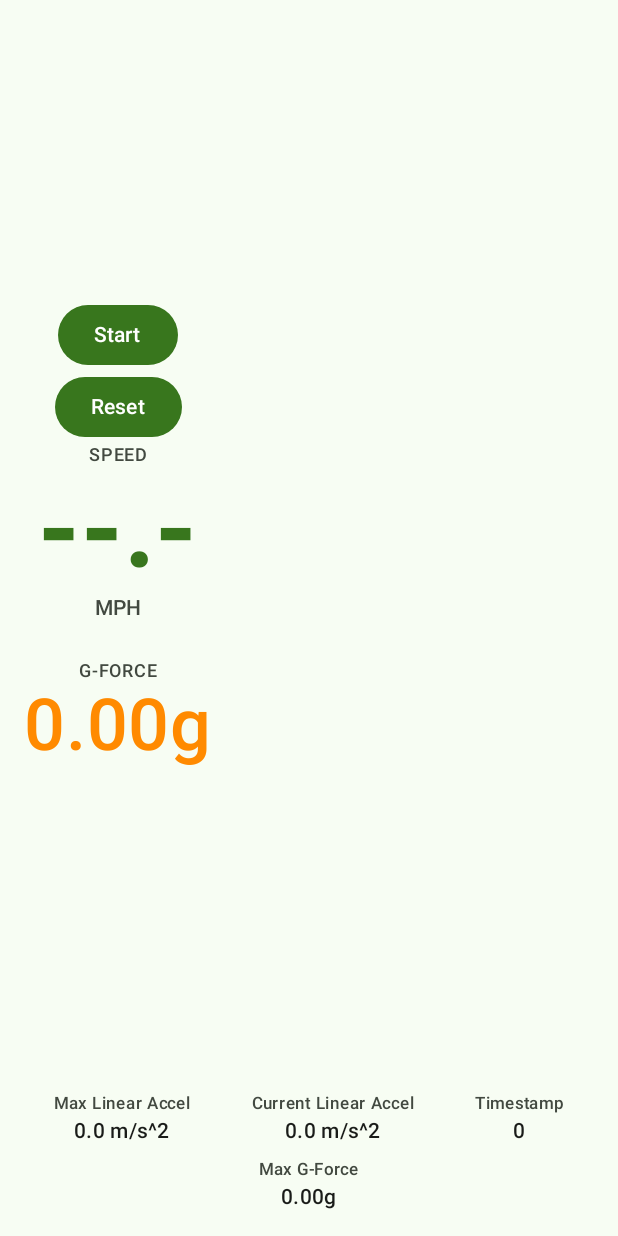
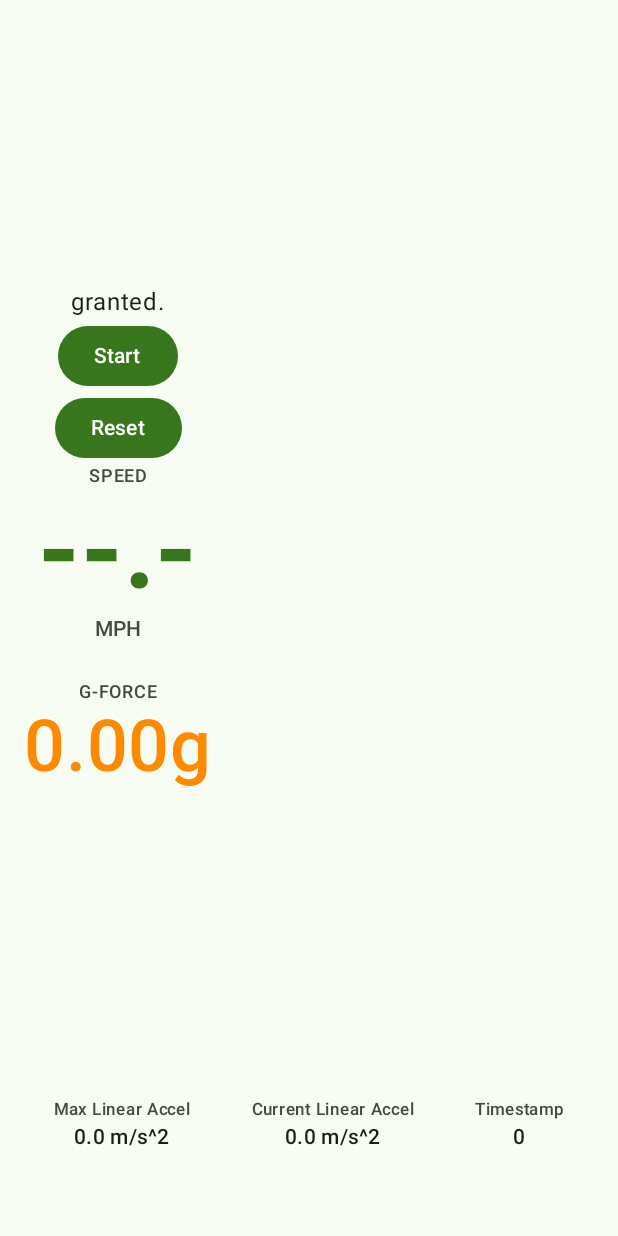
Before and after one commit to rerickson/mountain-bike-trainer, an Android app built with Jetpack Compose: the screen it shows after launch (MainActivity), on a phone screen of 412 x 824 dp. Run offline under Robolectric (Android 15) with nearby library versions, the phone set to English and light mode, and no system bars.

Commit message:
Work towards getting speed to work Added logging and permissions but no luck

```diff
--- a/Android/app/src/main/AndroidManifest.xml
+++ b/Android/app/src/main/AndroidManifest.xml
@@ -4,6 +4,8 @@
     <uses-permission android:name="android.permission.INTERNET" />
     <uses-permission android:name="android.permission.ACCESS_FINE_LOCATION" />
     <uses-permission android:name="android.permission.ACCESS_COARSE_LOCATION" />
+    <uses-permission android:name="android.permission.FOREGROUND_SERVICE" />
+    <uses-permission android:name="android.permission.ACCESS_BACKGROUND_LOCATION"/>
 
     <application
         android:allowBackup="true"
@@ -16,6 +18,8 @@
         android:theme="@style/Theme.MountainBikeTrainer"
         android:usesCleartextTraffic="true"
         >
+        <service android:name="com.example.mountainbiketrainer.LocationProvider"
+            android:foregroundServiceType="location"></service>
         <activity
             android:name=".MainActivity"
             android:exported="true"
--- a/Android/app/src/main/java/com/example/mountainbiketrainer/LocationProvider.kt
+++ b/Android/app/src/main/java/com/example/mountainbiketrainer/LocationProvider.kt
@@ -22,54 +22,46 @@ data class SpeedData(val speedMph: Float)
 class LocationProvider(private val context: Context) {
 
     private val locationManager = context.getSystemService(Context.LOCATION_SERVICE) as LocationManager
-    private var locationListener: LocationListener? = null // Keep a reference to remove it
+    private var locationListener: LocationListener? = null
 
-    // Use a MutableStateFlow to hold the flow of updates.
-    // This allows us to switch to an active flow only when started.
     private val _locationUpdatesFlow = MutableStateFlow<Flow<SpeedData>>(emptyFlow())
-    val locationUpdates: Flow<SpeedData> = _locationUpdatesFlow.asStateFlow().value // Expose the current flow
+    val locationUpdates: Flow<SpeedData> = _locationUpdatesFlow.asStateFlow().value
 
     fun startLocationUpdates() {
-        if (ActivityCompat.checkSelfPermission(
-                context,
-                Manifest.permission.ACCESS_FINE_LOCATION
-            ) != PackageManager.PERMISSION_GRANTED && ActivityCompat.checkSelfPermission(
-                context,
-                Manifest.permission.ACCESS_COARSE_LOCATION
-            ) != PackageManager.PERMISSION_GRANTED
-        ) {
-            // This should ideally not be reached if ViewModel calls this only after permission grant
-            System.err.println("LocationProvider: Attempted to start updates without permission.")
-            _locationUpdatesFlow.value = callbackFlow { close(SecurityException("Location permission not granted.")) }
-            return
-        }
-
-        if (!locationManager.isProviderEnabled(LocationManager.GPS_PROVIDER)) {
-            System.err.println("LocationProvider: GPS provider is not enabled.")
-            _locationUpdatesFlow.value = callbackFlow { close(IllegalStateException("GPS provider is not enabled.")) }
-            return
-        }
-
         // Create the actual flow that emits location data
-        _locationUpdatesFlow.value = callbackFlow {
+        _locationUpdatesFlow.value = callbackFlow @androidx.annotation.RequiresPermission(allOf = [android.Manifest.permission.ACCESS_FINE_LOCATION, android.Manifest.permission.ACCESS_COARSE_LOCATION]) {
             val listener = object : LocationListener {
                 override fun onLocationChanged(location: Location) {
+                    println("LocationProvider: Location changed")
+
                     if (location.hasSpeed()) {
                         val speedMetersPerSecond = location.speed
                         val speedMph = speedMetersPerSecond * 2.23694f
+                        System.err.println("LocationProvider: Found speed of: " + speedMph)
+                        println("LocationProvider: Speed found")
+
                         launch { send(SpeedData(speedMph)) }
+                    } else {
+
+                        System.err.println("LocationProvider: Location does not have speed")
+                        println("LocationProvider: Does not have speed")
                     }
                 }
 
                 @Deprecated("Deprecated in Java")
-                override fun onStatusChanged(provider: String?, status: Int, extras: Bundle?) {}
-                override fun onProviderEnabled(provider: String) {}
+                override fun onStatusChanged(provider: String?, status: Int, extras: Bundle?) {
+                    println("LocationProvider: Status changed")
+                }
+                override fun onProviderEnabled(provider: String) {
+                    println("LocationProvider: Provider enabled")
+                }
                 override fun onProviderDisabled(provider: String) {
                     close(IllegalStateException("Location provider $provider disabled"))
                 }
             }
-            locationListener = listener // Store for removal
+            locationListener = listener
 
+            println("LocationProvider: Adding Listener")
             try {
                 locationManager.requestLocationUpdates(
                     LocationManager.GPS_PROVIDER,
@@ -79,6 +71,7 @@ class LocationProvider(private val context: Context) {
                     Looper.getMainLooper()
                 )
             } catch (e: Exception) {
+                println("LocationProvider: Started location updates with error: " + e)
                 close(e)
             }
 
@@ -88,6 +81,9 @@ class LocationProvider(private val context: Context) {
                 locationListener = null
             }
         }
+
+        val gpsEnabled = locationManager.isProviderEnabled(LocationManager.GPS_PROVIDER);
+        println("LocationProvider: GPS enabled: " + gpsEnabled)
         println("LocationProvider: Started location updates.")
     }
 
--- a/Android/app/src/main/java/com/example/mountainbiketrainer/MainActivity.kt
+++ b/Android/app/src/main/java/com/example/mountainbiketrainer/MainActivity.kt
@@ -66,49 +66,7 @@ class MainActivity : ComponentActivity() {
                 }
             }
         }
-        checkInitialPermissionStatus()
     }
-
-    private fun checkInitialPermissionStatus() {
-        val fineLocationGranted = ContextCompat.checkSelfPermission(this, Manifest.permission.ACCESS_FINE_LOCATION) == PackageManager.PERMISSION_GRANTED
-        val coarseLocationGranted = ContextCompat.checkSelfPermission(this, Manifest.permission.ACCESS_COARSE_LOCATION) == PackageManager.PERMISSION_GRANTED
-
-        if (fineLocationGranted || coarseLocationGranted) {
-            showLocationAccessState.value = "Location permissions already granted."
-            viewModel.onLocationPermissionsGranted()
-        } else {
-            showLocationAccessState.value = "Location permissions not granted yet."
-            viewModel.onLocationPermissionsDenied() // Ensure initial state is correct
-        }
-    }
-
-//    @Composable
-//    fun SpeedDisplay(viewModel: MainViewModel) {
-//        val speedData by viewModel.currentSpeed.collectAsState()
-//        Column(
-//            modifier = Modifier.padding(16.dp),
-//            verticalArrangement = Arrangement.spacedBy(8.dp)
-//        ) {
-//            Text("Speed: ${"%.2f".format(speedData?.speedMph)} mph")
-//        }
-//    }
-
-//    @Composable
-//    fun SensorDisplay(viewModel: MainViewModel) {
-//        val sensorData by viewModel.processedSensorData.collectAsState()
-//        Column(
-//            modifier = Modifier.padding(16.dp),
-//            verticalArrangement = Arrangement.spacedBy(8.dp)
-//
-//        ) {
-//            Text("Total Linear Accel: ${"%.2f".format(sensorData.totalLinearAcceleration)} m/s^2")
-//            Text("G-Force: ${"%.2f".format(sensorData.gForce)} Gs")
-//            Text("Timestamp: ${sensorData.timestamp}")
-//            Text("Max G-Force: ${"%.2f".format(sensorData.maxGForce)} Gs")
-//            Text("Max Total Linear Accel: ${"%.2f".format(sensorData.maxTotalLinearAcceleration)} m/s^2")
-//
-//        }
-//    }
 
     private fun checkAndRequestLocationPermissions() {
         val fineLocationPermission = Manifest.permission.ACCESS_FINE_LOCATION
@@ -121,26 +79,15 @@ class MainActivity : ComponentActivity() {
         if (!fineLocationGranted) {
             permissionsToRequest.add(fineLocationPermission)
         }
-        if (!coarseLocationGranted) { // Also request coarse if fine is not enough or you want to offer it
+        if (!coarseLocationGranted) {
             permissionsToRequest.add(coarseLocationPermission)
         }
 
         if (permissionsToRequest.isNotEmpty()) {
-            // Explain why you need the permission (rationale)
-            // if (shouldShowRequestPermissionRationale(fineLocationPermission) || shouldShowRequestPermissionRationale(coarseLocationPermission)) {
-            //     // Show a dialog explaining why you need the permission.
-            //     // After the user sees the explanation, try requesting again.
-            //     showLocationAccessState.value = "Please grant location permission for the app to function."
-            //     showPermissionRationaleDialog.value = true // Trigger rationale dialog
-            // } else {
-            // No explanation needed; request the permission
             requestLocationPermissionLauncher.launch(permissionsToRequest.toTypedArray())
-            // }
         } else {
-            // Permissions are already granted
-            showLocationAccessState.value = "Location permissions already granted."
-            // Proceed with location-dependent tasks
-            //mainViewModel.onPermissionsGranted() // Example
+            showLocationAccessState.value = "granted."
+            viewModel.onLocationPermissionsGranted()
         }
     }
 
@@ -148,21 +95,20 @@ class MainActivity : ComponentActivity() {
     @Composable
     fun LocationPermissionScreenContent(viewModel: MainViewModel) {
         checkAndRequestLocationPermissions()
-        if (showLocationAccessState.value.contains("granted")) { // Or a better state check
+        if (showLocationAccessState.value.contains("granted")) {
             val sensorData by viewModel.processedSensorData.collectAsState()
-            MountainBikeTrainerTheme {
-                Surface(
-                    modifier = Modifier.fillMaxSize()
-                ) {
+
             Column (
                 modifier = Modifier.padding(16.dp),
                 verticalArrangement = Arrangement.spacedBy(8.dp)
             ){
                 Column(
-                            modifier = Modifier.weight(1f), // Takes up available space, pushing stats to bottom
+                    modifier = Modifier.weight(1f),
                     horizontalAlignment = Alignment.CenterHorizontally,
                     verticalArrangement = Arrangement.Center
                 ) {
+                    // TODO remove this
+                    Text(showLocationAccessState.value)
 
                     Button(onClick = { viewModel.toggleOverallDataCollection() }) {
                         val buttonText = if (!viewModel.getCollecting()) "Start" else "Stop"
@@ -176,18 +122,17 @@ class MainActivity : ComponentActivity() {
                     val speedData by viewModel.currentSpeed.collectAsState()
                     SpeedDisplay(speedData?.speedMph)
                     Spacer(modifier = Modifier.height(24.dp))
-                            GForceDisplay(sensorData) // Pass your G-force data
+                    GForceDisplay(sensorData)
                 }
 
-                        // Divider
 //                        HorizontalDivider(thickness = 1.dp, color = MaterialTheme.colorScheme.outlineVariant)
                 Spacer(modifier = Modifier.height(16.dp))
 
-                        // Secondary Stats Area
-                        SessionStatsDisplay(sensorData) // Pass your session stats
+                SessionStatsDisplay(sensorData)
+                Spacer(modifier = Modifier.height(24.dp))
             }
-                }
-            }
+        } else {
+            Text("Permissions required")
         }
     }
 
@@ -202,7 +147,7 @@ class MainActivity : ComponentActivity() {
             )
             Text(
                 text = if (speedMph != null) "%.1f".format(speedMph) else "--.-",
-                fontSize = 72.sp, // Large font for speed
+                fontSize = 72.sp,
                 fontWeight = FontWeight.Bold,
                 color = MaterialTheme.colorScheme.primary
             )
@@ -215,54 +160,22 @@ class MainActivity : ComponentActivity() {
     }
 
     @Composable
-    fun GForceDisplay(gForceData: ProcessedSensorData?) { // Assuming GForceData class
+    fun GForceDisplay(gForceData: ProcessedSensorData?) {
 
-//        Text("Total Linear Accel: ${"%.2f".format(sensorData.totalLinearAcceleration)} m/s^2")
-//        Text("G-Force: ${"%.2f".format(sensorData.gForce)} Gs")
-//        Text("Timestamp: ${sensorData.timestamp}")
-//        Text("Max G-Force: ${"%.2f".format(sensorData.maxGForce)} Gs")
-//        Text("Max Total Linear Accel: ${"%.2f".format(sensorData.maxTotalLinearAcceleration)} m/s^2")
         Column(horizontalAlignment = Alignment.CenterHorizontally) {
             Text(
                 text = "G-FORCE",
                 style = MaterialTheme.typography.labelMedium,
                 color = MaterialTheme.colorScheme.onSurfaceVariant
             )
-            // You can choose how to display G-Force. Here's one option:
-            // Option 1: Displaying Max Lateral G as primary, or individual axes
             Text(
-                // Example: Displaying the more relevant lateral G-force or a composite value
                 text = if (gForceData != null) "%.2f".format(gForceData.maxGForce) + "g" else "-.--g",
                 fontSize = 48.sp,
                 fontWeight = FontWeight.SemiBold,
                 color = MaterialTheme.colorScheme.secondary
             )
-
-            // Option 2: Individual Axes (if important) - can be smaller
-            // Row(horizontalArrangement = Arrangement.spacedBy(16.dp)) {
-            //     GForceAxis(label = "X", value = gForceData?.x)
-            //     GForceAxis(label = "Y", value = gForceData?.y)
-            //     GForceAxis(label = "Z", value = gForceData?.z)
-            // }
         }
     }
-
-    @Composable
-    fun GForceAxis(label: String, value: Float?) {
-        Column(horizontalAlignment = Alignment.CenterHorizontally) {
-            Text(
-                text = if (value != null) "%.2f".format(value) else "-.--",
-                style = MaterialTheme.typography.bodyLarge,
-                fontWeight = FontWeight.Medium
-            )
-            Text(
-                text = label,
-                style = MaterialTheme.typography.labelSmall,
-                color = MaterialTheme.colorScheme.onSurfaceVariant
-            )
-        }
-    }
-
 
     @Composable
     fun SessionStatsDisplay(stats: ProcessedSensorData?) {
@@ -285,7 +198,7 @@ class MainActivity : ComponentActivity() {
                 horizontalArrangement = Arrangement.SpaceAround
             ) {
 //                StatItem("Distance", if (stats?.distanceMiles != null) "%.1f mi".format(stats.distanceMiles) else "--")
-                StatItem("Max G-Force", if (stats?.maxGForce != null) "%.2fg".format(stats.maxGForce) else "--")
+//                StatItem("Max G-Force", if (stats?.maxGForce != null) "%.2fg".format(stats.maxGForce) else "--")
             }
             //StatItem("Time", stats?.elapsedTimeFormatted ?: "--:--:--")
         }
--- a/Android/app/src/main/java/com/example/mountainbiketrainer/MainViewModel.kt
+++ b/Android/app/src/main/java/com/example/mountainbiketrainer/MainViewModel.kt
@@ -15,7 +15,7 @@ import kotlinx.coroutines.flow.stateIn
 class MainViewModel(application: Application) : AndroidViewModel(application) {
     private val sensorDataProvider = SensorDataProvider(application.applicationContext)
     private val locationProvider = LocationProvider(application.applicationContext)
-    private val _locationPermissionGranted = MutableStateFlow(false)
+    private val _locationPermissionGranted = MutableStateFlow(true)
     private val _collecting = MutableStateFlow(false)
 
     val processedSensorData: StateFlow<ProcessedSensorData> = sensorDataProvider.processedData
@@ -24,7 +24,6 @@ class MainViewModel(application: Application) : AndroidViewModel(application) {
         if (granted) {
             locationProvider.startLocationUpdates()
             locationProvider.locationUpdates.catch { e ->
-                // Handle errors from the locationUpdates flow (e.g., provider disabled)
                 System.err.println("Error in location updates flow: ${e.message}")
                 emit(SpeedData(speedMph = -1f))
             }
@@ -40,9 +39,9 @@ class MainViewModel(application: Application) : AndroidViewModel(application) {
 
     fun onLocationPermissionsGranted() {
         _locationPermissionGranted.value = true
+       // locationProvider.startLocationUpdates()
     }
 
-    // Call this if permissions are revoked or explicitly denied by the user
     fun onLocationPermissionsDenied() {
         _locationPermissionGranted.value = false
         locationProvider.stopLocationUpdates() // Explicitly stop
@@ -53,7 +52,6 @@ class MainViewModel(application: Application) : AndroidViewModel(application) {
     }
 
     fun toggleOverallDataCollection() {
-        if (_locationPermissionGranted.value) { // Only proceed if permission is there
         _collecting.value = !_collecting.value
         if (_collecting.value) {
             sensorDataProvider.startDataCollection()
@@ -63,9 +61,6 @@ class MainViewModel(application: Application) : AndroidViewModel(application) {
             sensorDataProvider.stopDataCollection()
 
             println("ViewModel: Stopped data collection.")
-            }
-        } else {
-            println("ViewModel: Cannot start data collection, location permission not granted.")
         }
     }
 
```
Lines whose indentation alone changed are shown as unchanged.
